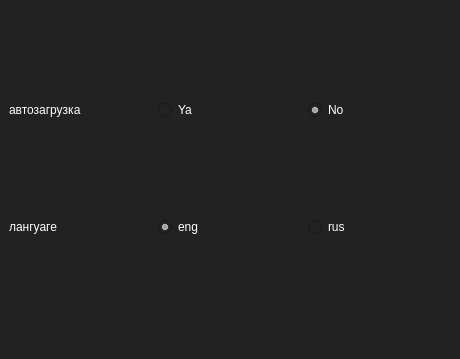
Old version of the form uis/settings.ui in the repository dmhd6219/JoJoOrganizer.
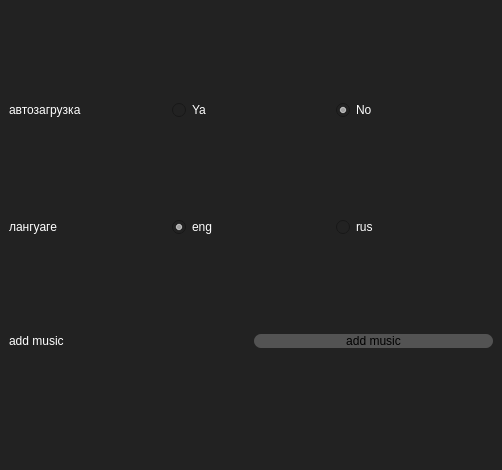
New version of the form. Icons and pictures are not drawn.

What changed in the file:
```diff
--- a/uis/settings.ui
+++ b/uis/settings.ui
@@ -6,8 +6,8 @@
    <rect>
     <x>0</x>
     <y>0</y>
-    <width>460</width>
-    <height>359</height>
+    <width>502</width>
+    <height>470</height>
    </rect>
   </property>
   <property name="windowTitle">
@@ -22,7 +22,16 @@
 	background-color:rgb(34, 34, 34);
 	color:white;
 }
-</string>
+
+QPushButton{
+	background-color: rgb(83, 83, 83);
+	border-radius: 6.5px;
+	color:black;
+}
+
+QPushButton:hover{
+	background-color:rgb(52, 52, 52)
+}</string>
   </property>
   <widget class="QWidget" name="centralwidget">
    <layout class="QHBoxLayout" name="horizontalLayout_3">
@@ -105,6 +114,24 @@
         </item>
        </layout>
       </item>
+      <item>
+       <layout class="QHBoxLayout" name="horizontalLayout_4">
+        <item>
+         <widget class="QLabel" name="label_3">
+          <property name="text">
+           <string>add music</string>
+          </property>
+         </widget>
+        </item>
+        <item>
+         <widget class="QPushButton" name="musicopen">
+          <property name="text">
+           <string>add music</string>
+          </property>
+         </widget>
+        </item>
+       </layout>
+      </item>
      </layout>
     </item>
    </layout>
```
Left out of the diff: 2 changed lines with no effect on the pictures.
